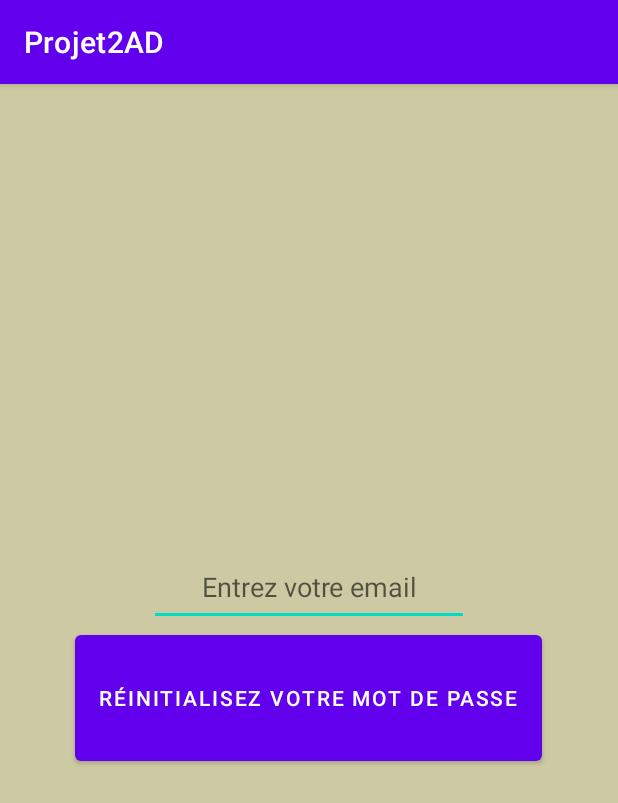
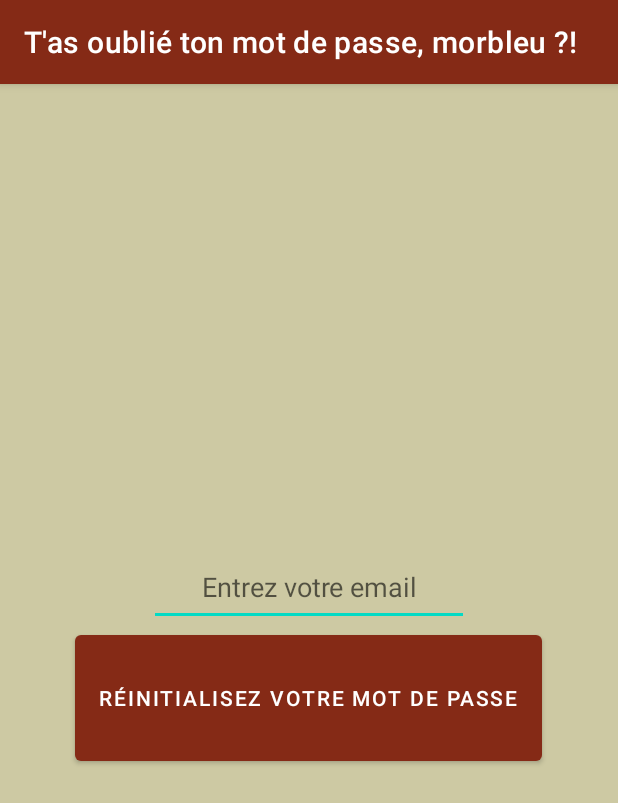
Before and after one commit to Ardu974/Projet2AD-2, an Android app: the ReinitialisationMDP screen opened directly, with no data from a screen before it, on a phone screen of 412 x 824 dp. Shown: the top 803 px of the screen. Run offline under Robolectric (Android 15) with nearby library versions, the phone set to English and light mode, and no system bars; our stand-ins replace Firebase (no records; nobody signed in at launch, a user with empty details on screens opened directly).

Commit message:
Version Lundi 24 aout-10 couleur changée

```diff
--- a/app/src/main/java/com/example/projet2ad/ReinitialisationMDP.kt
+++ b/app/src/main/java/com/example/projet2ad/ReinitialisationMDP.kt
@@ -15,6 +15,7 @@ class ReinitialisationMDP : AppCompatActivity() {
     override fun onCreate(savedInstanceState: Bundle?) {
         super.onCreate(savedInstanceState)
         setContentView(R.layout.activity_reinitialisation_mdp)
+        setTitle("T'as oublié ton mot de passe, morbleu ?!")
         auth= Firebase.auth
         val emailreinitialisationMDP = findViewById<TextView>(R.id.ETMaildereinitialisation)
         val boutondereinitialisationMDP = findViewById<Button>(R.id.BTReinitialisation)
--- a/app/src/main/res/values/colors.xml
+++ b/app/src/main/res/values/colors.xml
@@ -1,8 +1,8 @@
 <?xml version="1.0" encoding="utf-8"?>
 <resources>
-    <color name="purple_200">#FFBB86FC</color>
-    <color name="purple_500">#FF6200EE</color>
-    <color name="purple_700">#FF3700B3</color>
+    <color name="purple_200">#852A16</color>
+    <color name="purple_500">#852A16</color>
+    <color name="purple_700">#852A16</color>
     <color name="teal_200">#FF03DAC5</color>
     <color name="teal_700">#FF018786</color>
     <color name="black">#FF000000</color>
```
